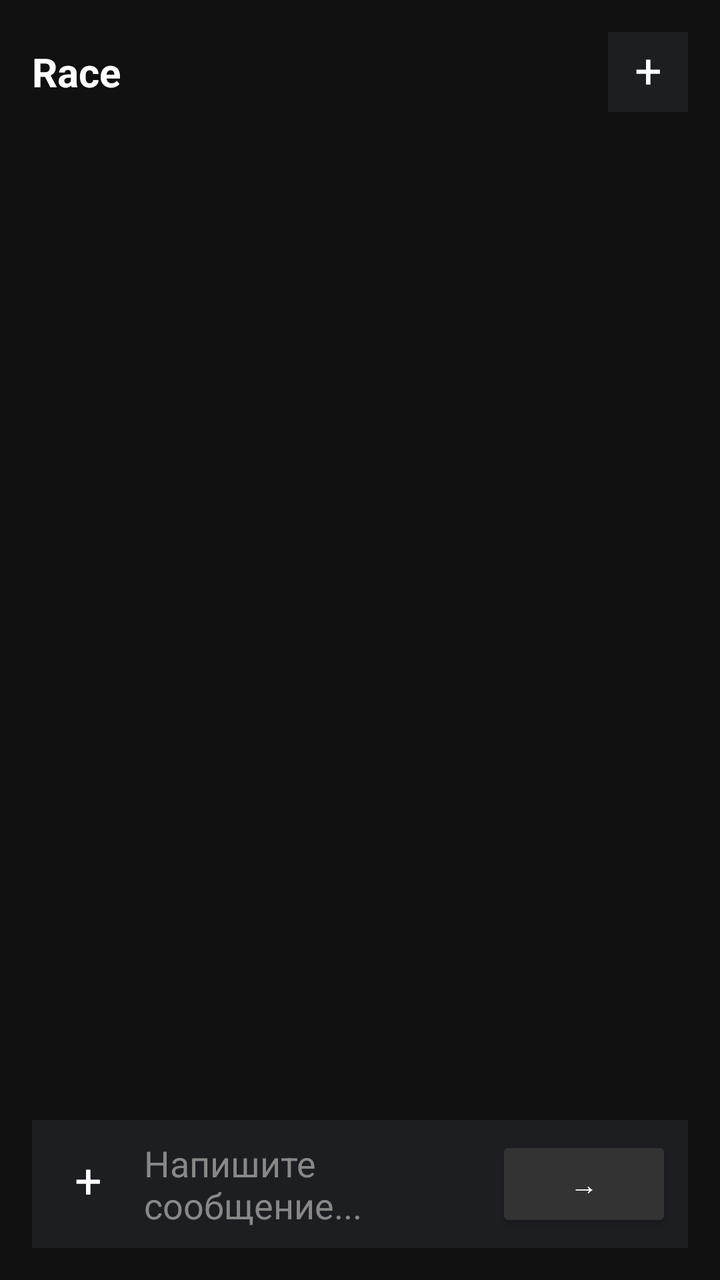
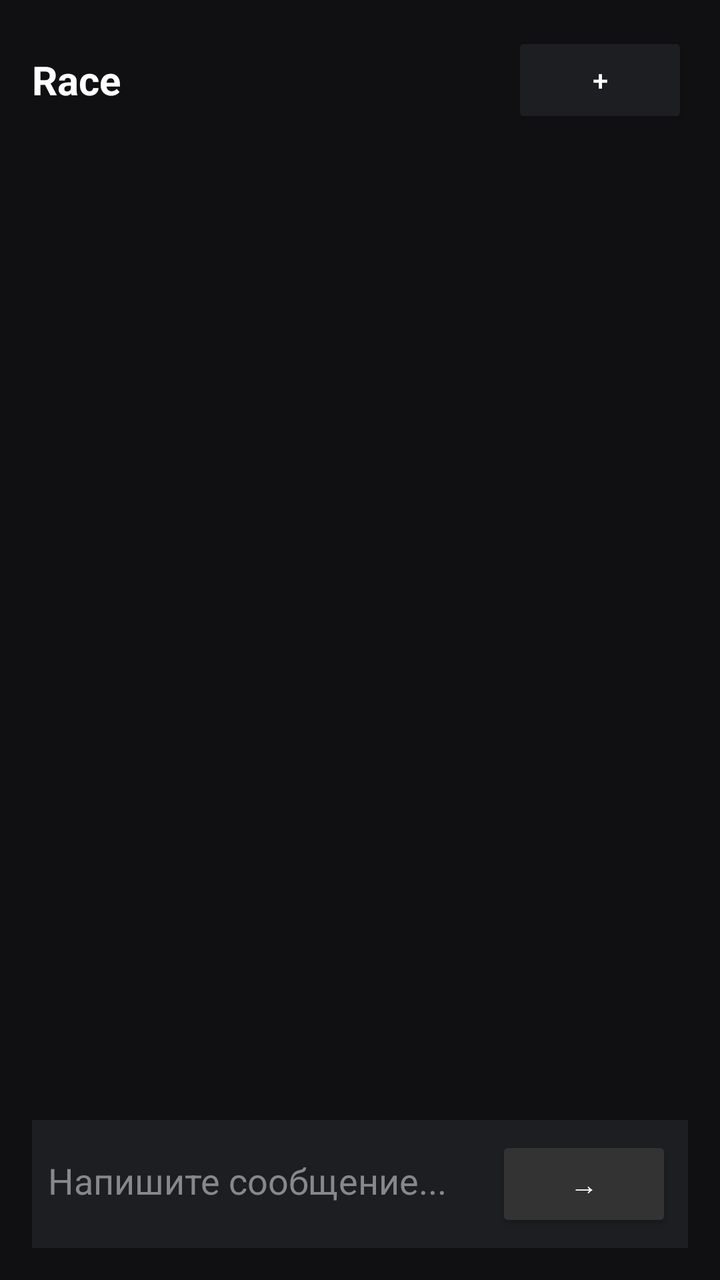

An Android layout rendered at two revisions. The XML below is the earlier revision; the diff shows what the commit changed to produce the second picture.
<!-- AndroidManifest.xml: application theme android:Theme.Material.NoActionBar -->
<!-- res/layout/activity_main.xml -->
<?xml version="1.0" encoding="utf-8"?>
<LinearLayout xmlns:android="http://schemas.android.com/apk/res/android"
    android:layout_width="match_parent"
    android:layout_height="match_parent"
    android:orientation="vertical"
    android:background="#101010"
    android:padding="16dp">

    
    <LinearLayout
        android:layout_width="match_parent"
        android:layout_height="wrap_content"
        android:orientation="horizontal"
        android:gravity="center_vertical"
        android:layout_marginBottom="8dp">

        <TextView
            android:layout_width="0dp"
            android:layout_height="wrap_content"
            android:layout_weight="1"
            android:text="Race"
            android:textColor="#FFFFFF"
            android:textSize="20sp"
            android:textStyle="bold" />

        
        <TextView
            android:id="@+id/btnNewChat"
            android:layout_width="40dp"
            android:layout_height="40dp"
            android:text="+"
            android:textSize="24sp"
            android:textColor="#FFFFFF"
            android:gravity="center"
            android:background="#1D1E22"
            android:includeFontPadding="false"
            android:layout_marginStart="8dp" />
    </LinearLayout>

    
    <ImageView
        android:id="@+id/generatedImage"
        android:layout_width="match_parent"
        android:layout_height="200dp"
        android:layout_marginTop="8dp"
        android:visibility="gone"
        android:scaleType="centerCrop"
        android:background="#222222"/>

    
    <ScrollView
        android:id="@+id/chatScroll"
        android:layout_width="match_parent"
        android:layout_height="0dp"
        android:layout_weight="1"
        android:layout_marginTop="16dp">

        <TextView
            android:id="@+id/chatText"
            android:layout_width="match_parent"
            android:layout_height="wrap_content"
            android:textColor="#E0E0E0"
            android:textSize="15sp"
            android:textIsSelectable="true" />
    </ScrollView>

    
    <LinearLayout
        android:layout_width="match_parent"
        android:layout_height="wrap_content"
        android:orientation="horizontal"
        android:gravity="center_vertical"
        android:background="#1D1E22"
        android:padding="8dp"
        android:layout_marginTop="16dp">

        
        <TextView
            android:id="@+id/btnAttach"
            android:layout_width="40dp"
            android:layout_height="40dp"
            android:text="+"
            android:textSize="24sp"
            android:textColor="#FFFFFF"
            android:gravity="center"
            android:background="#1D1E22"
            android:includeFontPadding="false"
            android:paddingBottom="2dp"
            android:layout_marginEnd="8dp" />

        <EditText
            android:id="@+id/inputText"
            android:layout_width="0dp"
            android:layout_height="wrap_content"
            android:layout_weight="1"
            android:background="@null"
            android:hint="Напишите сообщение..."
            android:textColorHint="#888888"
            android:textColor="#FFFFFF"
            android:inputType="textMultiLine"
            android:maxLines="4" />

        
        <Button
            android:id="@+id/btnSend"
            android:layout_width="wrap_content"
            android:layout_height="wrap_content"
            android:text="→"
            android:backgroundTint="#333333"
            android:textColor="#FFFFFF" />
    </LinearLayout>
</LinearLayout>
<!-- resources referenced by this layout -->
<resources>

</resources>

<!-- the commit's change to res/layout/activity_main.xml (unified diff, before → after) -->
@@ -3,17 +3,15 @@
     android:layout_width="match_parent"
     android:layout_height="match_parent"
     android:orientation="vertical"
-    android:background="#101010"
+    android:background="#101012"
     android:padding="16dp">
 
-    
     <LinearLayout
         android:layout_width="match_parent"
         android:layout_height="wrap_content"
         android:orientation="horizontal"
-        android:gravity="center_vertical"
-        android:layout_marginBottom="8dp">
-
+        android:gravity="center_vertical">
+        
         <TextView
             android:layout_width="0dp"
             android:layout_height="wrap_content"
@@ -22,32 +20,16 @@
             android:textColor="#FFFFFF"
             android:textSize="20sp"
             android:textStyle="bold" />
-
-        
-        <TextView
+            
+        <Button
             android:id="@+id/btnNewChat"
-            android:layout_width="40dp"
-            android:layout_height="40dp"
+            android:layout_width="wrap_content"
+            android:layout_height="wrap_content"
             android:text="+"
-            android:textSize="24sp"
-            android:textColor="#FFFFFF"
-            android:gravity="center"
-            android:background="#1D1E22"
-            android:includeFontPadding="false"
-            android:layout_marginStart="8dp" />
+            android:backgroundTint="#1D1E22"
+            android:textColor="#FFFFFF" />
     </LinearLayout>
 
-    
-    <ImageView
-        android:id="@+id/generatedImage"
-        android:layout_width="match_parent"
-        android:layout_height="200dp"
-        android:layout_marginTop="8dp"
-        android:visibility="gone"
-        android:scaleType="centerCrop"
-        android:background="#222222"/>
-
-    
     <ScrollView
         android:id="@+id/chatScroll"
         android:layout_width="match_parent"
@@ -55,38 +37,38 @@
         android:layout_weight="1"
         android:layout_marginTop="16dp">
 
-        <TextView
-            android:id="@+id/chatText"
+        <LinearLayout
             android:layout_width="match_parent"
             android:layout_height="wrap_content"
-            android:textColor="#E0E0E0"
-            android:textSize="15sp"
-            android:textIsSelectable="true" />
+            android:orientation="vertical">
+
+            <TextView
+                android:id="@+id/chatText"
+                android:layout_width="match_parent"
+                android:layout_height="wrap_content"
+                android:textColor="#E0E0E0"
+                android:textSize="15sp"
+                android:textIsSelectable="true" />
+
+            <Button
+                android:id="@+id/btnCopy"
+                android:layout_width="wrap_content"
+                android:layout_height="wrap_content"
+                android:text="Копировать"
+                android:backgroundTint="#1D1E22"
+                android:textColor="#FFFFFF"
+                android:layout_marginTop="8dp"
+                android:visibility="gone" />
+        </LinearLayout>
     </ScrollView>
 
-    
     <LinearLayout
         android:layout_width="match_parent"
         android:layout_height="wrap_content"
         android:orientation="horizontal"
-        android:gravity="center_vertical"
         android:background="#1D1E22"
         android:padding="8dp"
         android:layout_marginTop="16dp">
-
-        
-        <TextView
-            android:id="@+id/btnAttach"
-            android:layout_width="40dp"
-            android:layout_height="40dp"
-            android:text="+"
-            android:textSize="24sp"
-            android:textColor="#FFFFFF"
-            android:gravity="center"
-            android:background="#1D1E22"
-            android:includeFontPadding="false"
-            android:paddingBottom="2dp"
-            android:layout_marginEnd="8dp" />
 
         <EditText
             android:id="@+id/inputText"
@@ -97,10 +79,8 @@
             android:hint="Напишите сообщение..."
             android:textColorHint="#888888"
             android:textColor="#FFFFFF"
-            android:inputType="textMultiLine"
-            android:maxLines="4" />
+            android:inputType="textMultiLine" />
 
-        
         <Button
             android:id="@+id/btnSend"
             android:layout_width="wrap_content"
